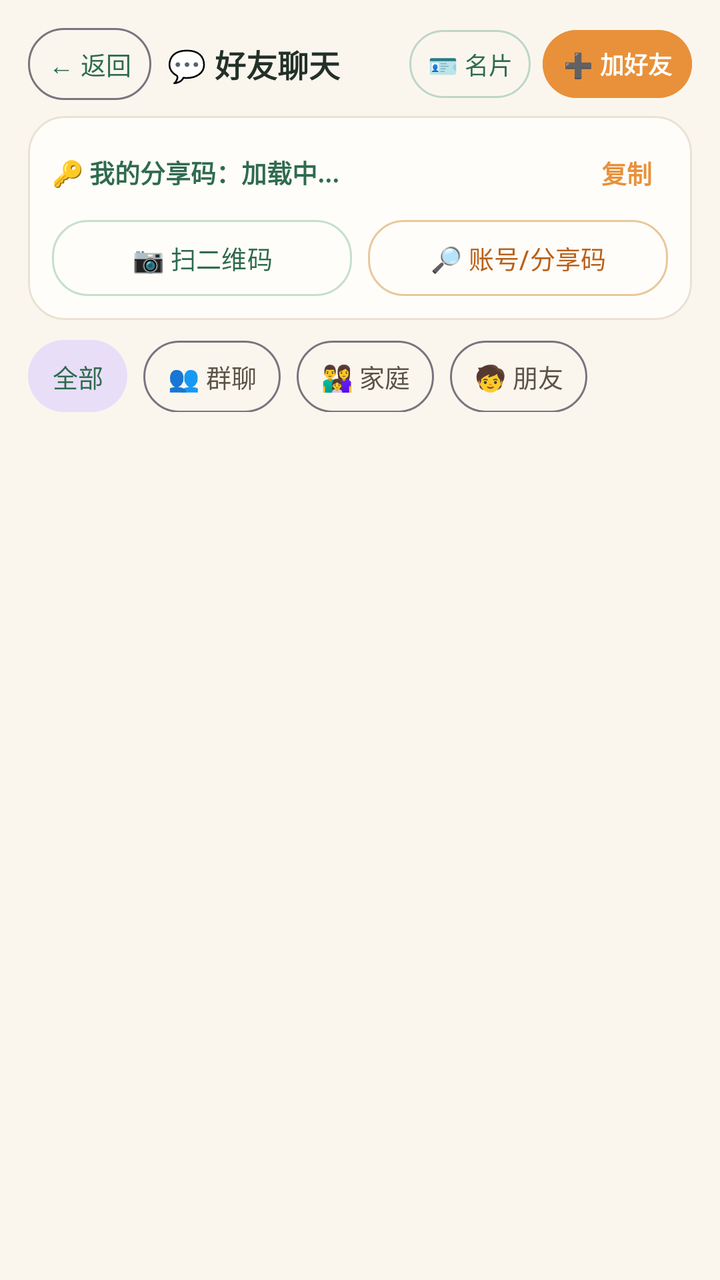
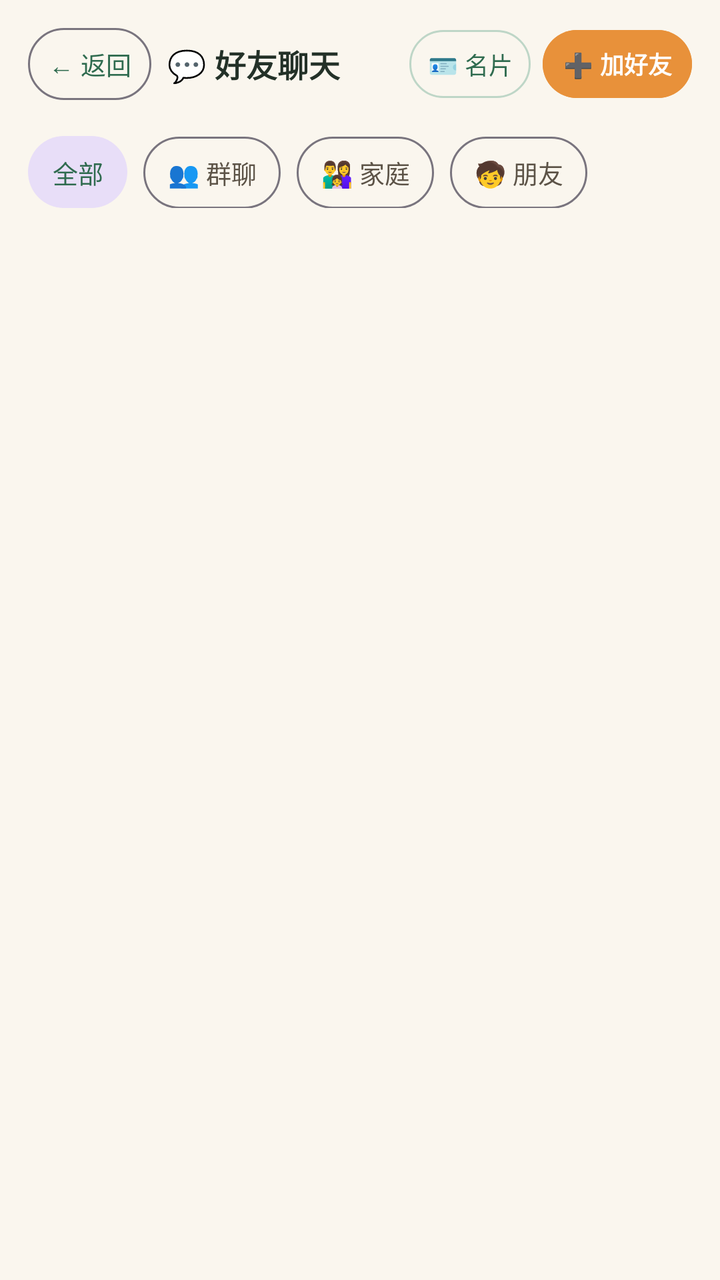

Compare the two renders of this Android layout. The source of the first and the diff that turns it into the second are given below.
<!-- AndroidManifest.xml: application theme Theme.GrowthBuddyChild -->
<!-- res/layout/activity_friends.xml -->
<?xml version="1.0" encoding="utf-8"?>
<LinearLayout xmlns:android="http://schemas.android.com/apk/res/android"
    xmlns:app="http://schemas.android.com/apk/res-auto"
    android:layout_width="match_parent"
    android:layout_height="match_parent"
    android:background="#FAF6EE"
    android:orientation="vertical"
    android:padding="14dp">

    
    <LinearLayout
        android:id="@+id/friendsTopBar"
        android:layout_width="match_parent"
        android:layout_height="wrap_content"
        android:gravity="center_vertical"
        android:orientation="horizontal">

        <Button
            android:id="@+id/btnFriendsBack"
            style="@style/Widget.Material3.Button.OutlinedButton"
            android:layout_width="wrap_content"
            android:layout_height="36dp"
            android:insetTop="0dp"
            android:insetBottom="0dp"
            android:minWidth="0dp"
            android:minHeight="0dp"
            android:paddingHorizontal="10dp"
            android:paddingVertical="0dp"
            android:singleLine="true"
            android:text="← 返回"
            android:textColor="#2F6B4F"
            android:textSize="12.5sp" />

        <TextView
            android:id="@+id/tvFriendsTitle"
            android:layout_width="0dp"
            android:layout_height="wrap_content"
            android:layout_marginStart="8dp"
            android:layout_weight="1"
            android:ellipsize="end"
            android:singleLine="true"
            android:text="💬 好友聊天"
            android:textColor="#233128"
            android:textSize="15.5sp"
            android:textStyle="bold" />

        <Button
            android:id="@+id/btnMyCard"
            style="@style/Widget.Material3.Button.OutlinedButton"
            android:layout_width="wrap_content"
            android:layout_height="34dp"
            android:layout_marginStart="6dp"
            android:layout_marginEnd="6dp"
            android:insetTop="0dp"
            android:insetBottom="0dp"
            android:minWidth="0dp"
            android:minHeight="0dp"
            android:paddingHorizontal="9dp"
            android:paddingVertical="0dp"
            android:singleLine="true"
            android:text="🪪 名片"
            android:textColor="#2F6B4F"
            android:textSize="12sp"
            app:strokeColor="#BED6C7" />

        <Button
            android:id="@+id/btnAddFriend"
            android:layout_width="wrap_content"
            android:layout_height="34dp"
            android:backgroundTint="#E8913A"
            android:insetTop="0dp"
            android:insetBottom="0dp"
            android:minWidth="0dp"
            android:minHeight="0dp"
            android:paddingHorizontal="10dp"
            android:paddingVertical="0dp"
            android:singleLine="true"
            android:text="➕ 加好友"
            android:textColor="#FFFFFF"
            android:textSize="12sp"
            android:textStyle="bold" />
    </LinearLayout>

    <ProgressBar
        android:id="@+id/friendsLoading"
        style="?android:attr/progressBarStyleHorizontal"
        android:layout_width="match_parent"
        android:layout_height="3dp"
        android:layout_marginTop="6dp"
        android:indeterminate="true"
        android:visibility="gone" />

    
    <ScrollView
        android:id="@+id/friendsScroll"
        android:layout_width="match_parent"
        android:layout_height="0dp"
        android:layout_marginTop="8dp"
        android:layout_weight="1"
        android:fillViewport="true">

        <LinearLayout
            android:id="@+id/friendsBodySplit"
            android:layout_width="match_parent"
            android:layout_height="wrap_content"
            android:orientation="vertical"
            android:paddingBottom="18dp">

            
            <LinearLayout
                android:id="@+id/friendsLeftPane"
                android:layout_width="match_parent"
                android:layout_height="wrap_content"
                android:orientation="vertical">

                
                <LinearLayout
                    android:layout_width="match_parent"
                    android:layout_height="wrap_content"
                    android:background="@drawable/bg_card"
                    android:orientation="vertical"
                    android:padding="12dp">

                    <LinearLayout
                        android:layout_width="match_parent"
                        android:layout_height="wrap_content"
                        android:gravity="center_vertical"
                        android:orientation="horizontal">

                        <TextView
                            android:id="@+id/tvSelfShareInfo"
                            android:layout_width="0dp"
                            android:layout_height="wrap_content"
                            android:layout_weight="1"
                            android:ellipsize="end"
                            android:singleLine="true"
                            android:text="🔑 我的分享码：加载中..."
                            android:textColor="#2F6B4F"
                            android:textSize="12.5sp"
                            android:textStyle="bold" />

                        <Button
                            android:id="@+id/btnCopyShareCode"
                            style="@style/Widget.Material3.Button.TextButton"
                            android:layout_width="wrap_content"
                            android:layout_height="32dp"
                            android:insetTop="0dp"
                            android:insetBottom="0dp"
                            android:minWidth="0dp"
                            android:minHeight="0dp"
                            android:paddingHorizontal="8dp"
                            android:paddingVertical="0dp"
                            android:singleLine="true"
                            android:text="复制"
                            android:textColor="#E8913A"
                            android:textSize="12.5sp"
                            android:textStyle="bold" />
                    </LinearLayout>

                    <LinearLayout
                        android:layout_width="match_parent"
                        android:layout_height="wrap_content"
                        android:layout_marginTop="8dp"
                        android:orientation="horizontal">

                        <Button
                            android:id="@+id/btnQuickScan"
                            style="@style/Widget.Material3.Button.OutlinedButton"
                            android:layout_width="0dp"
                            android:layout_height="38dp"
                            android:layout_weight="1"
                            android:insetTop="0dp"
                            android:insetBottom="0dp"
                            android:minHeight="0dp"
                            android:paddingHorizontal="6dp"
                            android:paddingVertical="0dp"
                            android:singleLine="true"
                            android:text="📷 扫二维码"
                            android:textColor="#2F6B4F"
                            android:textSize="12.5sp"
                            app:cornerRadius="18dp"
                            app:strokeColor="#C5DFCD" />

                        <Button
                            android:id="@+id/btnQuickSearch"
                            style="@style/Widget.Material3.Button.OutlinedButton"
                            android:layout_width="0dp"
                            android:layout_height="38dp"
                            android:layout_marginStart="8dp"
                            android:layout_weight="1"
                            android:insetTop="0dp"
                            android:insetBottom="0dp"
                            android:minHeight="0dp"
                            android:paddingHorizontal="6dp"
                            android:paddingVertical="0dp"
                            android:singleLine="true"
                            android:text="🔎 账号/分享码"
                            android:textColor="#B8621B"
                            android:textSize="12.5sp"
                            app:cornerRadius="18dp"
                            app:strokeColor="#E8C89B" />
                    </LinearLayout>
                </LinearLayout>

                
                <LinearLayout
                    android:id="@+id/requestsSection"
                    android:layout_width="match_parent"
                    android:layout_height="wrap_content"
                    android:layout_marginTop="10dp"
                    android:background="@drawable/bg_card"
                    android:orientation="vertical"
                    android:padding="12dp"
                    android:visibility="gone">

                    <TextView
                        android:id="@+id/tvRequestsTitle"
                        android:layout_width="wrap_content"
                        android:layout_height="wrap_content"
                        android:text="🔔 新的好友申请（需要你同意）"
                        android:textColor="#B8621B"
                        android:textSize="14sp"
                        android:textStyle="bold" />

                    <LinearLayout
                        android:id="@+id/requestsContainer"
                        android:layout_width="match_parent"
                        android:layout_height="wrap_content"
                        android:layout_marginTop="8dp"
                        android:orientation="vertical" />
                </LinearLayout>
            </LinearLayout>

            
            <LinearLayout
                android:id="@+id/friendsRightPane"
                android:layout_width="match_parent"
                android:layout_height="wrap_content"
                android:layout_marginTop="10dp"
                android:orientation="vertical">

                
                <HorizontalScrollView
                    android:layout_width="match_parent"
                    android:layout_height="wrap_content"
                    android:scrollbars="none">

                    <LinearLayout
                        android:layout_width="wrap_content"
                        android:layout_height="wrap_content"
                        android:orientation="horizontal">

                        <Button
                            android:id="@+id/btnGroupAll"
                            style="@style/Widget.Material3.Button.TonalButton"
                            android:layout_width="wrap_content"
                            android:layout_height="36dp"
                            android:insetTop="0dp"
                            android:insetBottom="0dp"
                            android:minWidth="0dp"
                            android:minHeight="0dp"
                            android:paddingHorizontal="12dp"
                            android:paddingVertical="0dp"
                            android:singleLine="true"
                            android:text="全部"
                            android:textColor="#2F6B4F"
                            android:textSize="12.5sp" />

                        <Button
                            android:id="@+id/btnGroupChats"
                            style="@style/Widget.Material3.Button.OutlinedButton"
                            android:layout_width="wrap_content"
                            android:layout_height="36dp"
                            android:layout_marginStart="8dp"
                            android:insetTop="0dp"
                            android:insetBottom="0dp"
                            android:minWidth="0dp"
                            android:minHeight="0dp"
                            android:paddingHorizontal="12dp"
                            android:paddingVertical="0dp"
                            android:singleLine="true"
                            android:text="👥 群聊"
                            android:textColor="#5C5347"
                            android:textSize="12.5sp" />

                        <Button
                            android:id="@+id/btnGroupFamily"
                            style="@style/Widget.Material3.Button.OutlinedButton"
                            android:layout_width="wrap_content"
                            android:layout_height="36dp"
                            android:layout_marginStart="8dp"
                            android:insetTop="0dp"
                            android:insetBottom="0dp"
                            android:minWidth="0dp"
                            android:minHeight="0dp"
                            android:paddingHorizontal="12dp"
                            android:paddingVertical="0dp"
                            android:singleLine="true"
                            android:text="👨‍👩‍👧 家庭"
                            android:textColor="#5C5347"
                            android:textSize="12.5sp" />

                        <Button
                            android:id="@+id/btnGroupFriends"
                            style="@style/Widget.Material3.Button.OutlinedButton"
                            android:layout_width="wrap_content"
                            android:layout_height="36dp"
                            android:layout_marginStart="8dp"
                            android:insetTop="0dp"
                            android:insetBottom="0dp"
                            android:minWidth="0dp"
                            android:minHeight="0dp"
                            android:paddingHorizontal="12dp"
                            android:paddingVertical="0dp"
                            android:singleLine="true"
                            android:text="🧒 朋友"
                            android:textColor="#5C5347"
                            android:textSize="12.5sp" />
                    </LinearLayout>
                </HorizontalScrollView>

                <LinearLayout
                    android:id="@+id/friendsListContainer"
                    android:layout_width="match_parent"
                    android:layout_height="wrap_content"
                    android:layout_marginTop="10dp"
                    android:orientation="vertical" />
            </LinearLayout>
        </LinearLayout>
    </ScrollView>

</LinearLayout>
<!-- resources referenced by this layout -->
<resources>
  <!-- drawable bg_card (drawable) -->
  <?xml version="1.0" encoding="utf-8"?>
  <shape xmlns:android="http://schemas.android.com/apk/res/android" android:shape="rectangle">
      <solid android:color="#FFFDF9" />
      <stroke android:width="1dp" android:color="#EAE2D3" />
      <corners android:radius="18dp" />
  </shape>
  <style name="Theme.GrowthBuddyChild" parent="Theme.Material3.Light.NoActionBar">
          <item name="colorPrimary">#2F6B4F</item>
          <item name="colorSecondary">#E8913A</item>
          <item name="android:statusBarColor">#FAF7F2</item>
          <item name="android:windowLightStatusBar">true</item>
      </style>
</resources>

<!-- the commit's change to res/layout/activity_friends.xml (unified diff, before → after) -->
@@ -115,95 +115,6 @@
 
                 
                 <LinearLayout
-                    android:layout_width="match_parent"
-                    android:layout_height="wrap_content"
-                    android:background="@drawable/bg_card"
-                    android:orientation="vertical"
-                    android:padding="12dp">
-
-                    <LinearLayout
-                        android:layout_width="match_parent"
-                        android:layout_height="wrap_content"
-                        android:gravity="center_vertical"
-                        android:orientation="horizontal">
-
-                        <TextView
-                            android:id="@+id/tvSelfShareInfo"
-                            android:layout_width="0dp"
-                            android:layout_height="wrap_content"
-                            android:layout_weight="1"
-                            android:ellipsize="end"
-                            android:singleLine="true"
-                            android:text="🔑 我的分享码：加载中..."
-                            android:textColor="#2F6B4F"
-                            android:textSize="12.5sp"
-                            android:textStyle="bold" />
-
-                        <Button
-                            android:id="@+id/btnCopyShareCode"
-                            style="@style/Widget.Material3.Button.TextButton"
-                            android:layout_width="wrap_content"
-                            android:layout_height="32dp"
-                            android:insetTop="0dp"
-                            android:insetBottom="0dp"
-                            android:minWidth="0dp"
-                            android:minHeight="0dp"
-                            android:paddingHorizontal="8dp"
-                            android:paddingVertical="0dp"
-                            android:singleLine="true"
-                            android:text="复制"
-                            android:textColor="#E8913A"
-                            android:textSize="12.5sp"
-                            android:textStyle="bold" />
-                    </LinearLayout>
-
-                    <LinearLayout
-                        android:layout_width="match_parent"
-                        android:layout_height="wrap_content"
-                        android:layout_marginTop="8dp"
-                        android:orientation="horizontal">
-
-                        <Button
-                            android:id="@+id/btnQuickScan"
-                            style="@style/Widget.Material3.Button.OutlinedButton"
-                            android:layout_width="0dp"
-                            android:layout_height="38dp"
-                            android:layout_weight="1"
-                            android:insetTop="0dp"
-                            android:insetBottom="0dp"
-                            android:minHeight="0dp"
-                            android:paddingHorizontal="6dp"
-                            android:paddingVertical="0dp"
-                            android:singleLine="true"
-                            android:text="📷 扫二维码"
-                            android:textColor="#2F6B4F"
-                            android:textSize="12.5sp"
-                            app:cornerRadius="18dp"
-                            app:strokeColor="#C5DFCD" />
-
-                        <Button
-                            android:id="@+id/btnQuickSearch"
-                            style="@style/Widget.Material3.Button.OutlinedButton"
-                            android:layout_width="0dp"
-                            android:layout_height="38dp"
-                            android:layout_marginStart="8dp"
-                            android:layout_weight="1"
-                            android:insetTop="0dp"
-                            android:insetBottom="0dp"
-                            android:minHeight="0dp"
-                            android:paddingHorizontal="6dp"
-                            android:paddingVertical="0dp"
-                            android:singleLine="true"
-                            android:text="🔎 账号/分享码"
-                            android:textColor="#B8621B"
-                            android:textSize="12.5sp"
-                            app:cornerRadius="18dp"
-                            app:strokeColor="#E8C89B" />
-                    </LinearLayout>
-                </LinearLayout>
-
-                
-                <LinearLayout
                     android:id="@+id/requestsSection"
                     android:layout_width="match_parent"
                     android:layout_height="wrap_content"
